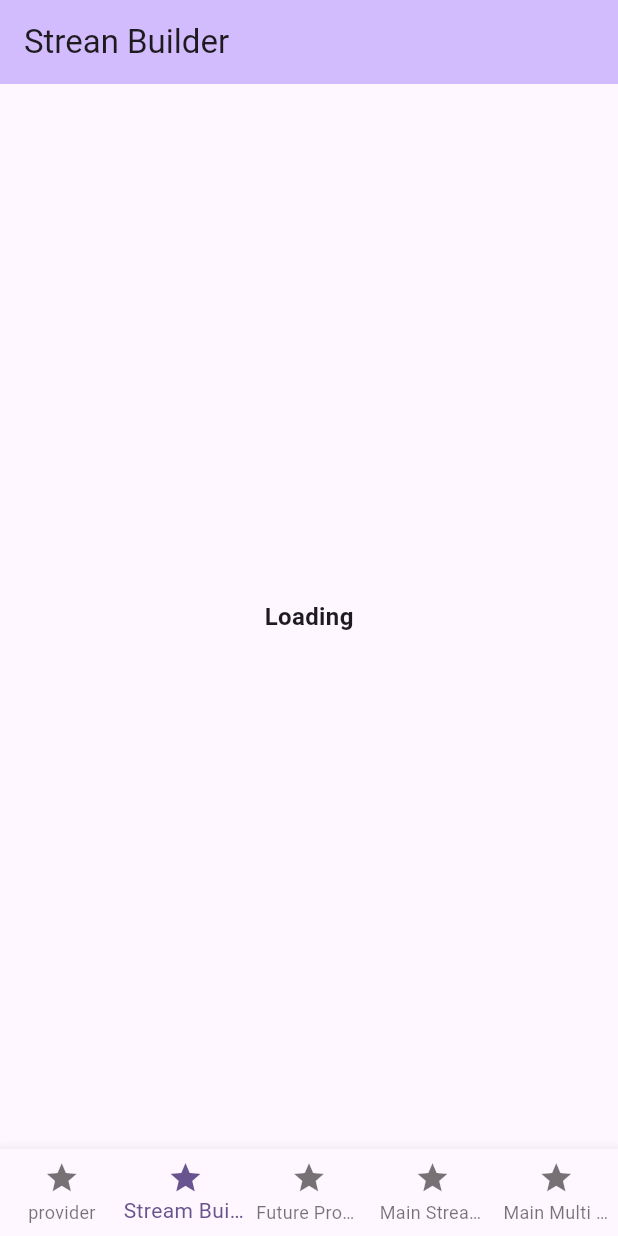
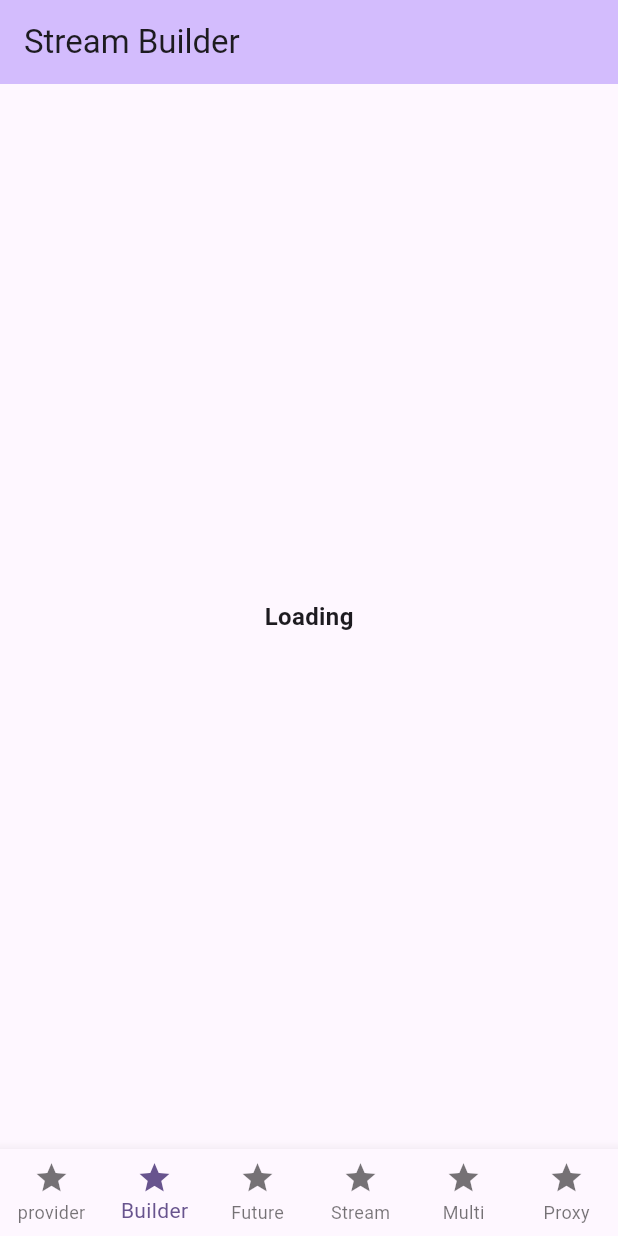
Before and after one commit to yanaMyn/flutter-provider, a Flutter app: the screen it shows after launch, item 2 of the bottom bar chosen, on a phone screen of 412 x 824 dp. Run offline on Flutter 3.47's test engine with Material 3 defaults, Android fonts, the phone set to English and light mode, and no system bars.

Commit message:
add proxy provider

```diff
--- a/lib/main.dart
+++ b/lib/main.dart
@@ -2,6 +2,7 @@ import 'package:flutter/material.dart';
 import 'package:state_management_provider/future/future_screen.dart';
 import 'package:state_management_provider/multiprovider/main_multiprovider.dart';
 import 'package:state_management_provider/provider/main_provider.dart';
+import 'package:state_management_provider/proxy_provider/main_proxy_provider.dart';
 import 'package:state_management_provider/stream_builder/stream_builder_screen.dart';
 import 'package:state_management_provider/stream_provider/main_stream_provider.dart';
 
@@ -42,7 +43,7 @@ class _MyHomePageState extends State<MyHomePage> {
 
   @override
   Widget build(BuildContext context) {
-    Widget content = const MainProviderScreen();
+    Widget content = MainProviderScreen();
 
     if (_selectedPageIndex == 1) {
       content = const StreamBuilderScreen();
@@ -60,6 +61,10 @@ class _MyHomePageState extends State<MyHomePage> {
       content = const MainMultiProvider();
     }
 
+    if (_selectedPageIndex == 5) {
+      content = const MainProxyProvider();
+    }
+
     return Scaffold(
       body: content,
       bottomNavigationBar: BottomNavigationBar(
@@ -68,10 +73,11 @@ class _MyHomePageState extends State<MyHomePage> {
         onTap: (value) => _selectPage(value),
         items: const [
           BottomNavigationBarItem(icon: Icon(Icons.star), label: "provider"),
-          BottomNavigationBarItem(icon: Icon(Icons.star), label: "Stream Builder"),
-          BottomNavigationBarItem(icon: Icon(Icons.star), label: "Future Provider"),
-          BottomNavigationBarItem(icon: Icon(Icons.star), label: "Main Stream Provider"),
-          BottomNavigationBarItem(icon: Icon(Icons.star), label: "Main Multi Provider"),
+          BottomNavigationBarItem(icon: Icon(Icons.star), label: "Builder"),
+          BottomNavigationBarItem(icon: Icon(Icons.star), label: "Future"),
+          BottomNavigationBarItem(icon: Icon(Icons.star), label: "Stream"),
+          BottomNavigationBarItem(icon: Icon(Icons.star), label: "Multi"),
+          BottomNavigationBarItem(icon: Icon(Icons.star), label: "Proxy"),
         ],
       ),
     );
--- a/lib/stream_builder/stream_builder_screen.dart
+++ b/lib/stream_builder/stream_builder_screen.dart
@@ -20,7 +20,7 @@ class StreamBuilderScreen extends StatelessWidget {
     return Scaffold(
         appBar: AppBar(
           backgroundColor: Theme.of(context).colorScheme.inversePrimary,
-          title: const Text("Strean Builder"),
+          title: const Text("Stream Builder"),
         ),
         body: Center(
           child: StreamBuilder(
```
Also changed, not shown: lib/proxy_provider/main_proxy_provider.dart (added, +55 -0 lines).
